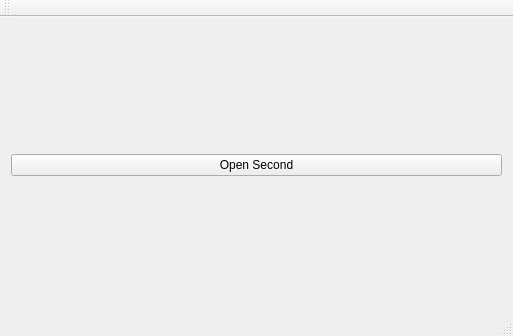
Qt form puzzle_extended/View/pewindow.ui (erykswindow/zcpp) before a commit.
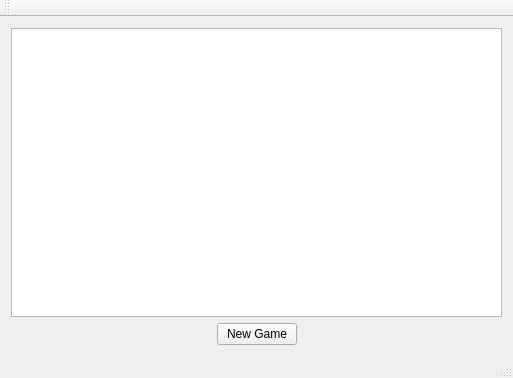
The same form after that commit.

```diff
--- a/puzzle_extended/View/pewindow.ui
+++ b/puzzle_extended/View/pewindow.ui
@@ -7,7 +7,7 @@
     <x>0</x>
     <y>0</y>
     <width>513</width>
-    <height>336</height>
+    <height>378</height>
    </rect>
   </property>
   <property name="windowTitle">
@@ -15,13 +15,42 @@
   </property>
   <widget class="QWidget" name="centralWidget">
    <layout class="QGridLayout" name="gridLayout">
-    <item row="0" column="0">
+    <item row="1" column="0">
+     <spacer name="horizontalSpacer">
+      <property name="orientation">
+       <enum>Qt::Horizontal</enum>
+      </property>
+      <property name="sizeHint" stdset="0">
+       <size>
+        <width>40</width>
+        <height>20</height>
+       </size>
+      </property>
+     </spacer>
+    </item>
+    <item row="1" column="1">
      <widget class="QPushButton" name="pushButton">
       <property name="text">
-       <string>Open Second</string>
+       <string>New Game</string>
       </property>
      </widget>
     </item>
+    <item row="1" column="2">
+     <spacer name="horizontalSpacer_2">
+      <property name="orientation">
+       <enum>Qt::Horizontal</enum>
+      </property>
+      <property name="sizeHint" stdset="0">
+       <size>
+        <width>40</width>
+        <height>20</height>
+       </size>
+      </property>
+     </spacer>
+    </item>
+    <item row="0" column="0" colspan="3">
+     <widget class="QGraphicsView" name="graphicsView"/>
+    </item>
    </layout>
   </widget>
   <widget class="QMenuBar" name="menuBar">
```
